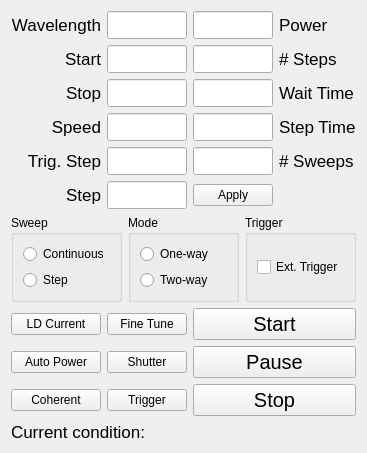
The window that pharos/view/GUI/QtCreator/laserwidget.ui (uetke/UUPharosController) describes before a commit, drawn with Qt 5.
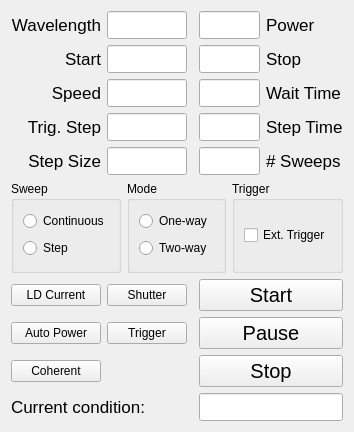
The same window after the commit.

Commit message: Buttons of laser now work

The edit to the form file:
```diff
--- a/pharos/view/GUI/QtCreator/laserwidget.ui
+++ b/pharos/view/GUI/QtCreator/laserwidget.ui
@@ -14,172 +14,21 @@
    <string>Form</string>
   </property>
   <layout class="QGridLayout" name="gridLayout_4">
-   <item row="9" column="0">
-    <widget class="QPushButton" name="auto_power_button">
+   <item row="7" column="0">
+    <widget class="QPushButton" name="auto_power">
      <property name="text">
       <string>Auto Power</string>
      </property>
     </widget>
    </item>
    <item row="6" column="0">
-    <widget class="QLabel" name="step_label">
-     <property name="font">
-      <font>
-       <pointsize>13</pointsize>
-      </font>
-     </property>
-     <property name="text">
-      <string>Step</string>
-     </property>
-     <property name="alignment">
-      <set>Qt::AlignRight|Qt::AlignTrailing|Qt::AlignVCenter</set>
-     </property>
-     <property name="buddy">
-      <cstring>step_line</cstring>
-     </property>
-    </widget>
-   </item>
-   <item row="2" column="1">
-    <widget class="QLineEdit" name="start_wavelength_line">
-     <property name="maximumSize">
-      <size>
-       <width>80</width>
-       <height>16777215</height>
-      </size>
-     </property>
-     <property name="font">
-      <font>
-       <pointsize>13</pointsize>
-      </font>
-     </property>
-    </widget>
-   </item>
-   <item row="5" column="0">
-    <widget class="QLabel" name="trigger_step_label">
-     <property name="font">
-      <font>
-       <pointsize>13</pointsize>
-      </font>
-     </property>
-     <property name="text">
-      <string>Trig. Step</string>
-     </property>
-     <property name="alignment">
-      <set>Qt::AlignRight|Qt::AlignTrailing|Qt::AlignVCenter</set>
-     </property>
-     <property name="buddy">
-      <cstring>trigger_step_line</cstring>
-     </property>
-    </widget>
-   </item>
-   <item row="4" column="0">
-    <widget class="QLabel" name="speed_label">
-     <property name="font">
-      <font>
-       <pointsize>13</pointsize>
-      </font>
-     </property>
-     <property name="text">
-      <string>Speed</string>
-     </property>
-     <property name="alignment">
-      <set>Qt::AlignRight|Qt::AlignTrailing|Qt::AlignVCenter</set>
-     </property>
-     <property name="buddy">
-      <cstring>speed_line</cstring>
-     </property>
-    </widget>
-   </item>
-   <item row="11" column="0" colspan="2">
-    <widget class="QLabel" name="condition_label">
-     <property name="font">
-      <font>
-       <pointsize>13</pointsize>
-      </font>
-     </property>
-     <property name="text">
-      <string>Current condition:</string>
-     </property>
-    </widget>
-   </item>
-   <item row="3" column="0">
-    <widget class="QLabel" name="stop_wavelength_label">
-     <property name="font">
-      <font>
-       <pointsize>13</pointsize>
-      </font>
-     </property>
-     <property name="text">
-      <string>Stop</string>
-     </property>
-     <property name="alignment">
-      <set>Qt::AlignRight|Qt::AlignTrailing|Qt::AlignVCenter</set>
-     </property>
-     <property name="buddy">
-      <cstring>stop_wavelength_line</cstring>
-     </property>
-    </widget>
-   </item>
-   <item row="0" column="1">
-    <widget class="QLineEdit" name="wavelength_line">
-     <property name="enabled">
-      <bool>true</bool>
-     </property>
-     <property name="sizePolicy">
-      <sizepolicy hsizetype="Fixed" vsizetype="Fixed">
-       <horstretch>0</horstretch>
-       <verstretch>0</verstretch>
-      </sizepolicy>
-     </property>
-     <property name="maximumSize">
-      <size>
-       <width>80</width>
-       <height>16777215</height>
-      </size>
-     </property>
-     <property name="font">
-      <font>
-       <pointsize>13</pointsize>
-      </font>
-     </property>
-     <property name="autoFillBackground">
-      <bool>false</bool>
-     </property>
-    </widget>
-   </item>
-   <item row="8" column="0">
-    <widget class="QPushButton" name="LD_button">
+    <widget class="QPushButton" name="LD_current">
      <property name="text">
       <string>LD Current</string>
      </property>
     </widget>
    </item>
-   <item row="2" column="0">
-    <widget class="QLabel" name="start_wavelength_label">
-     <property name="font">
-      <font>
-       <pointsize>13</pointsize>
-      </font>
-     </property>
-     <property name="text">
-      <string>Start</string>
-     </property>
-     <property name="alignment">
-      <set>Qt::AlignRight|Qt::AlignTrailing|Qt::AlignVCenter</set>
-     </property>
-     <property name="buddy">
-      <cstring>start_wavelength_line</cstring>
-     </property>
-    </widget>
-   </item>
-   <item row="10" column="0">
-    <widget class="QPushButton" name="coherent_button">
-     <property name="text">
-      <string>Coherent</string>
-     </property>
-    </widget>
-   </item>
-   <item row="7" column="0" colspan="4">
+   <item row="5" column="0" colspan="5">
     <layout class="QHBoxLayout" name="horizontalLayout">
      <item>
       <widget class="QGroupBox" name="groupBox">
@@ -245,29 +94,17 @@
      </item>
     </layout>
    </item>
-   <item row="0" column="0">
-    <widget class="QLabel" name="wavelength_labe">
-     <property name="font">
-      <font>
-       <pointsize>13</pointsize>
-      </font>
+   <item row="0" column="1" colspan="2">
+    <widget class="QLineEdit" name="wavelength_line">
+     <property name="enabled">
+      <bool>true</bool>
      </property>
-     <property name="cursor">
-      <cursorShape>ArrowCursor</cursorShape>
+     <property name="sizePolicy">
+      <sizepolicy hsizetype="Fixed" vsizetype="Fixed">
+       <horstretch>0</horstretch>
+       <verstretch>0</verstretch>
+      </sizepolicy>
      </property>
-     <property name="text">
-      <string>Wavelength</string>
-     </property>
-     <property name="alignment">
-      <set>Qt::AlignRight|Qt::AlignTrailing|Qt::AlignVCenter</set>
-     </property>
-     <property name="buddy">
-      <cstring>wavelength_line</cstring>
-     </property>
-    </widget>
-   </item>
-   <item row="3" column="1">
-    <widget class="QLineEdit" name="stop_wavelength_line">
      <property name="maximumSize">
       <size>
        <width>80</width>
@@ -279,9 +116,70 @@
        <pointsize>13</pointsize>
       </font>
      </property>
+     <property name="autoFillBackground">
+      <bool>false</bool>
+     </property>
     </widget>
    </item>
-   <item row="4" column="1">
+   <item row="2" column="4">
+    <widget class="QLabel" name="wait_label">
+     <property name="font">
+      <font>
+       <pointsize>13</pointsize>
+      </font>
+     </property>
+     <property name="text">
+      <string>Wait Time</string>
+     </property>
+     <property name="buddy">
+      <cstring>wait_line</cstring>
+     </property>
+    </widget>
+   </item>
+   <item row="8" column="0">
+    <widget class="QPushButton" name="coherent_control">
+     <property name="text">
+      <string>Coherent</string>
+     </property>
+    </widget>
+   </item>
+   <item row="3" column="0">
+    <widget class="QLabel" name="trigger_step_label">
+     <property name="font">
+      <font>
+       <pointsize>13</pointsize>
+      </font>
+     </property>
+     <property name="text">
+      <string>Trig. Step</string>
+     </property>
+     <property name="alignment">
+      <set>Qt::AlignRight|Qt::AlignTrailing|Qt::AlignVCenter</set>
+     </property>
+     <property name="buddy">
+      <cstring>trigger_step_line</cstring>
+     </property>
+    </widget>
+   </item>
+   <item row="2" column="0">
+    <widget class="QLabel" name="speed_label">
+     <property name="font">
+      <font>
+       <pointsize>13</pointsize>
+      </font>
+     </property>
+     <property name="text">
+      <string>Speed</string>
+     </property>
+     <property name="alignment">
+      <set>Qt::AlignRight|Qt::AlignTrailing|Qt::AlignVCenter</set>
+     </property>
+     <property name="buddy">
+      <cstring>speed_line</cstring>
+     </property>
+    </widget>
+   </item>
+   <item row="2" column="1" colspan="2">
     <widget class="QLineEdit" name="speed_line">
      <property name="maximumSize">
       <size>
@@ -296,7 +194,49 @@
      </property>
     </widget>
    </item>
-   <item row="5" column="1">
+   <item row="1" column="3">
+    <widget class="QLineEdit" name="stop_wavelength_line">
+     <property name="maximumSize">
+      <size>
+       <width>80</width>
+       <height>16777215</height>
+      </size>
+     </property>
+     <property name="font">
+      <font>
+       <pointsize>13</pointsize>
+      </font>
+     </property>
+    </widget>
+   </item>
+   <item row="7" column="3" colspan="2">
+    <widget class="QPushButton" name="pause_button">
+     <property name="font">
+      <font>
+       <pointsize>15</pointsize>
+      </font>
+     </property>
+     <property name="text">
+      <string>Pause</string>
+     </property>
+    </widget>
+   </item>
+   <item row="4" column="4">
+    <widget class="QLabel" name="sweeps_label">
+     <property name="font">
+      <font>
+       <pointsize>13</pointsize>
+      </font>
+     </property>
+     <property name="text">
+      <string># Sweeps</string>
+     </property>
+     <property name="buddy">
+      <cstring>sweeps_line</cstring>
+     </property>
+    </widget>
+   </item>
+   <item row="3" column="1" colspan="2">
     <widget class="QLineEdit" name="trigger_step_line">
      <property name="maximumSize">
       <size>
@@ -311,40 +251,52 @@
      </property>
     </widget>
    </item>
-   <item row="6" column="1">
-    <widget class="QLineEdit" name="step_line">
-     <property name="maximumSize">
-      <size>
-       <width>80</width>
-       <height>16777215</height>
-      </size>
-     </property>
+   <item row="8" column="3" colspan="2">
+    <widget class="QPushButton" name="stop_button">
      <property name="font">
       <font>
-       <pointsize>13</pointsize>
+       <pointsize>15</pointsize>
       </font>
      </property>
      <property name="text">
-      <string/>
-     </property>
-    </widget>
-   </item>
-   <item row="0" column="2">
-    <widget class="QLineEdit" name="power_line">
-     <property name="maximumSize">
-      <size>
-       <width>80</width>
-       <height>16777215</height>
-      </size>
-     </property>
-     <property name="font">
-      <font>
-       <pointsize>13</pointsize>
-      </font>
+      <string>Stop</string>
      </property>
     </widget>
    </item>
    <item row="0" column="3">
+    <widget class="QLineEdit" name="power_line">
+     <property name="maximumSize">
+      <size>
+       <width>80</width>
+       <height>16777215</height>
+      </size>
+     </property>
+     <property name="font">
+      <font>
+       <pointsize>13</pointsize>
+      </font>
+     </property>
+    </widget>
+   </item>
+   <item row="1" column="4">
+    <widget class="QLabel" name="stop_wavelength_label">
+     <property name="font">
+      <font>
+       <pointsize>13</pointsize>
+      </font>
+     </property>
+     <property name="text">
+      <string>Stop</string>
+     </property>
+     <property name="alignment">
+      <set>Qt::AlignLeading|Qt::AlignLeft|Qt::AlignVCenter</set>
+     </property>
+     <property name="buddy">
+      <cstring>stop_wavelength_line</cstring>
+     </property>
+    </widget>
+   </item>
+   <item row="0" column="4">
     <widget class="QLabel" name="power_label">
      <property name="font">
       <font>
@@ -359,11 +311,11 @@
      </property>
     </widget>
    </item>
-   <item row="2" column="2">
-    <widget class="QLineEdit" name="steps_line">
+   <item row="9" column="3" colspan="2">
+    <widget class="QLineEdit" name="current_condition_line">
      <property name="maximumSize">
       <size>
-       <width>80</width>
+       <width>180</width>
        <height>16777215</height>
       </size>
      </property>
@@ -372,10 +324,13 @@
        <pointsize>13</pointsize>
       </font>
      </property>
+     <property name="text">
+      <string/>
+     </property>
     </widget>
    </item>
-   <item row="3" column="2">
-    <widget class="QLineEdit" name="wait_line">
+   <item row="4" column="1" colspan="2">
+    <widget class="QLineEdit" name="step_line">
      <property name="maximumSize">
       <size>
        <width>80</width>
@@ -387,69 +342,96 @@
        <pointsize>13</pointsize>
       </font>
      </property>
+     <property name="text">
+      <string/>
+     </property>
     </widget>
    </item>
-   <item row="4" column="2">
-    <widget class="QLineEdit" name="step_time_line">
-     <property name="maximumSize">
-      <size>
-       <width>80</width>
-       <height>16777215</height>
-      </size>
-     </property>
+   <item row="6" column="3" colspan="2">
+    <widget class="QPushButton" name="start_button">
      <property name="font">
       <font>
-       <pointsize>13</pointsize>
+       <pointsize>15</pointsize>
       </font>
      </property>
-    </widget>
-   </item>
-   <item row="5" column="2">
-    <widget class="QLineEdit" name="sweeps_line">
-     <property name="maximumSize">
-      <size>
-       <width>80</width>
-       <height>16777215</height>
-      </size>
+     <property name="autoFillBackground">
+      <bool>true</bool>
      </property>
-     <property name="font">
-      <font>
-       <pointsize>13</pointsize>
-      </font>
+     <property name="text">
+      <string>Start</string>
      </property>
     </widget>
    </item>
    <item row="2" column="3">
-    <widget class="QLabel" name="steps_label">
+    <widget class="QLineEdit" name="wait_line">
+     <property name="maximumSize">
+      <size>
+       <width>80</width>
+       <height>16777215</height>
+      </size>
+     </property>
      <property name="font">
       <font>
        <pointsize>13</pointsize>
       </font>
      </property>
-     <property name="text">
-      <string># Steps</string>
-     </property>
-     <property name="buddy">
-      <cstring>steps_line</cstring>
-     </property>
     </widget>
    </item>
    <item row="3" column="3">
-    <widget class="QLabel" name="wait_label">
+    <widget class="QLineEdit" name="step_time_line">
+     <property name="maximumSize">
+      <size>
+       <width>80</width>
+       <height>16777215</height>
+      </size>
+     </property>
      <property name="font">
       <font>
        <pointsize>13</pointsize>
       </font>
      </property>
+    </widget>
+   </item>
+   <item row="0" column="0">
+    <widget class="QLabel" name="wavelength_labe">
+     <property name="font">
+      <font>
+       <pointsize>13</pointsize>
+      </font>
+     </property>
+     <property name="cursor">
+      <cursorShape>ArrowCursor</cursorShape>
+     </property>
      <property name="text">
-      <string>Wait Time</string>
+      <string>Wavelength</string>
      </property>
+     <property name="alignment">
+      <set>Qt::AlignRight|Qt::AlignTrailing|Qt::AlignVCenter</set>
+     </property>
      <property name="buddy">
-      <cstring>wait_line</cstring>
+      <cstring>wavelength_line</cstring>
      </property>
     </widget>
    </item>
-   <item row="4" column="3">
+   <item row="1" column="0">
+    <widget class="QLabel" name="start_wavelength_label">
+     <property name="font">
+      <font>
+       <pointsize>13</pointsize>
+      </font>
+     </property>
+     <property name="text">
+      <string>Start</string>
+     </property>
+     <property name="alignment">
+      <set>Qt::AlignRight|Qt::AlignTrailing|Qt::AlignVCenter</set>
+     </property>
+     <property name="buddy">
+      <cstring>start_wavelength_line</cstring>
+     </property>
+    </widget>
+   </item>
+   <item row="3" column="4">
     <widget class="QLabel" name="step_time_label">
      <property name="font">
       <font>
@@ -464,88 +446,80 @@
      </property>
     </widget>
    </item>
-   <item row="5" column="3">
-    <widget class="QLabel" name="sweeps_label">
+   <item row="4" column="3">
+    <widget class="QLineEdit" name="sweeps_line">
+     <property name="maximumSize">
+      <size>
+       <width>80</width>
+       <height>16777215</height>
+      </size>
+     </property>
+     <property name="font">
+      <font>
+       <pointsize>13</pointsize>
+      </font>
+     </property>
+    </widget>
+   </item>
+   <item row="1" column="1" colspan="2">
+    <widget class="QLineEdit" name="start_wavelength_line">
+     <property name="maximumSize">
+      <size>
+       <width>80</width>
+       <height>16777215</height>
+      </size>
+     </property>
+     <property name="font">
+      <font>
+       <pointsize>13</pointsize>
+      </font>
+     </property>
+    </widget>
+   </item>
+   <item row="4" column="0">
+    <widget class="QLabel" name="step_label">
      <property name="font">
       <font>
        <pointsize>13</pointsize>
       </font>
      </property>
      <property name="text">
-      <string># Sweeps</string>
+      <string>Step Size</string>
+     </property>
+     <property name="alignment">
+      <set>Qt::AlignRight|Qt::AlignTrailing|Qt::AlignVCenter</set>
      </property>
      <property name="buddy">
-      <cstring>sweeps_line</cstring>
+      <cstring>step_line</cstring>
      </property>
     </widget>
    </item>
-   <item row="8" column="1">
-    <widget class="QPushButton" name="fine_tune_button">
+   <item row="9" column="0" colspan="2">
+    <widget class="QLabel" name="condition_label">
+     <property name="font">
+      <font>
+       <pointsize>13</pointsize>
+      </font>
+     </property>
      <property name="text">
-      <string>Fine Tune</string>
+      <string>Current condition:</string>
      </property>
     </widget>
    </item>
-   <item row="9" column="1">
-    <widget class="QPushButton" name="shutter_button">
+   <item row="6" column="1">
+    <widget class="QPushButton" name="shutter">
      <property name="text">
       <string>Shutter</string>
      </property>
     </widget>
    </item>
-   <item row="10" column="1">
-    <widget class="QPushButton" name="trigger_output_button">
+   <item row="7" column="1">
+    <widget class="QPushButton" name="trigger">
      <property name="text">
       <string>Trigger</string>
      </property>
     </widget>
    </item>
-   <item row="8" column="2" colspan="2">
-    <widget class="QPushButton" name="start_button">
-     <property name="font">
-      <font>
-       <pointsize>15</pointsize>
-      </font>
-     </property>
-     <property name="autoFillBackground">
-      <bool>true</bool>
-     </property>
-     <property name="text">
-      <string>Start</string>
-     </property>
-    </widget>
-   </item>
-   <item row="9" column="2" colspan="2">
-    <widget class="QPushButton" name="pause_button">
-     <property name="font">
-      <font>
-       <pointsize>15</pointsize>
-      </font>
-     </property>
-     <property name="text">
-      <string>Pause</string>
-     </property>
-    </widget>
-   </item>
-   <item row="10" column="2" colspan="2">
-    <widget class="QPushButton" name="stop_button">
-     <property name="font">
-      <font>
-       <pointsize>15</pointsize>
-      </font>
-     </property>
-     <property name="text">
-      <string>Stop</string>
-     </property>
-    </widget>
-   </item>
-   <item row="6" column="2">
-    <widget class="QPushButton" name="apply_button">
-     <property name="text">
-      <string>Apply</string>
-     </property>
-    </widget>
-   </item>
   </layout>
  </widget>
  <tabstops>
```
Left out of the diff: 6 changed lines with no effect on the pictures. The commit also changes 7 other files.
